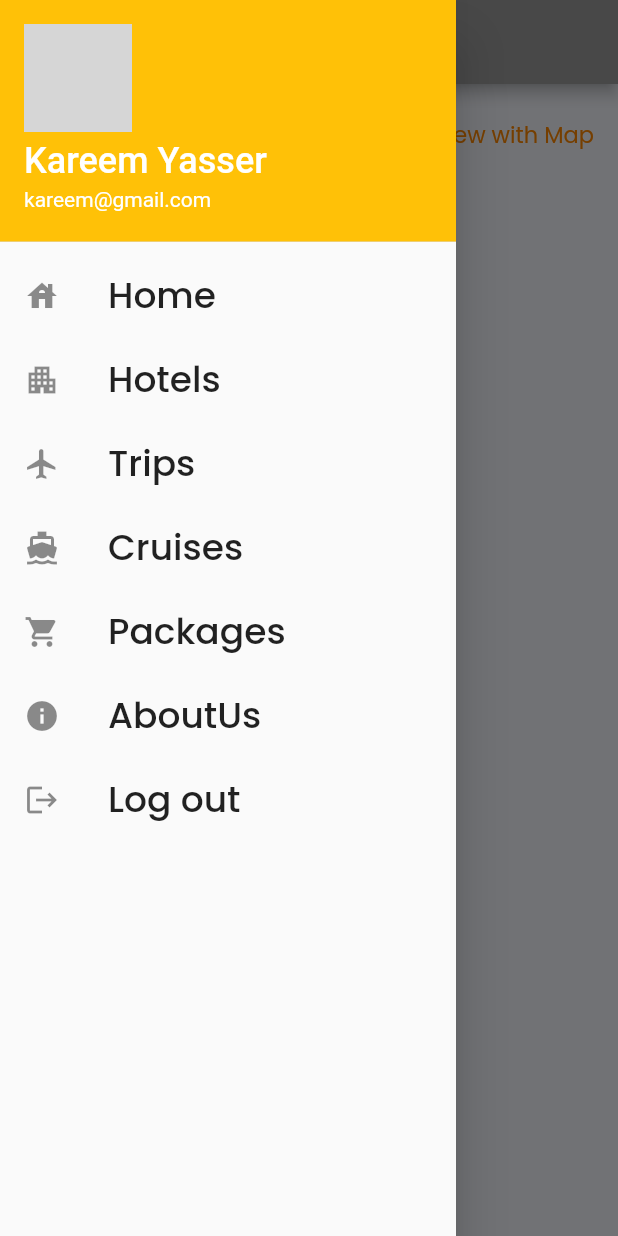
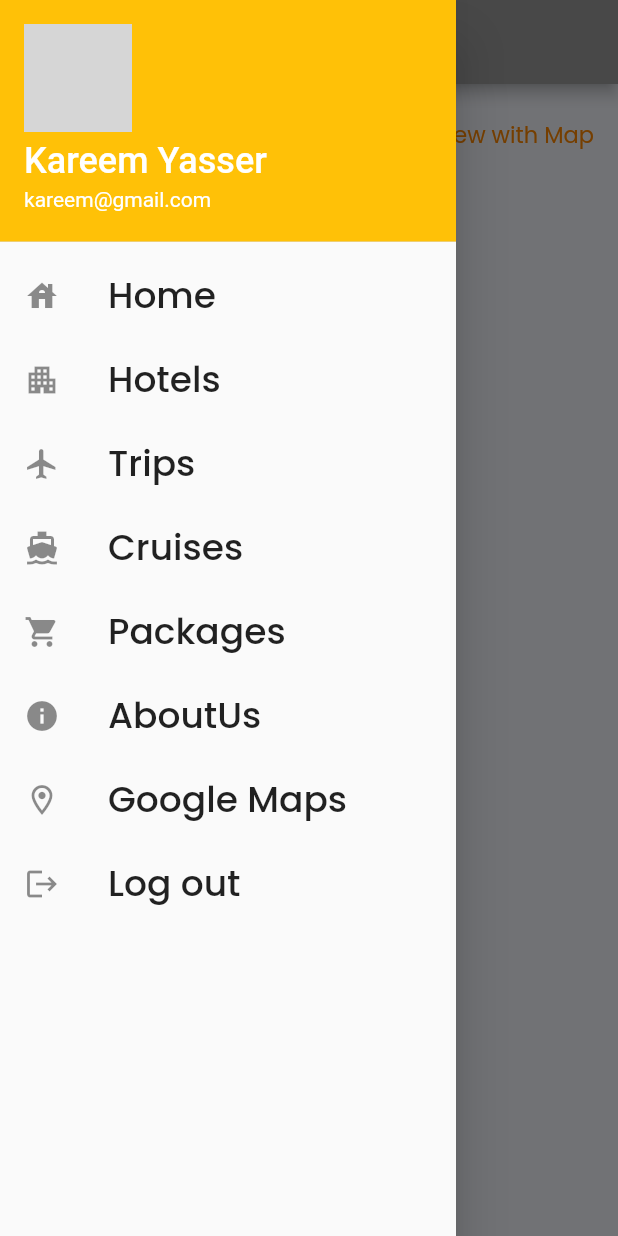
Before and after one commit to kareem337/RZ-tours-app, a Flutter app: the SearchResult screen opened directly, with the side drawer open, on a phone screen of 412 x 824 dp. Run offline on Flutter 3.47's test engine with Material 2 defaults, Android fonts, the phone set to English and light mode, and no system bars; our stand-ins replace cloud_firestore, firebase_auth, firebase_core, flutter_datetime_picker, flutter_screenutil, google_fonts and 4 more; accounts and stored records are empty; network calls fail; grey boxes are pictures that could not be loaded.

Commit message:
insert google maps and search

```diff
--- /dev/null
+++ b/rz_tours/lib/admin/screens/Google_maps.dart
@@ -0,0 +1,39 @@
+import 'package:flutter/cupertino.dart';
+import 'package:flutter/material.dart';
+import 'package:google_maps_flutter/google_maps_flutter.dart';
+import 'package:rz_tours/widgets/custom_app_bar.dart';
+
+class Maps extends StatefulWidget {
+  @override
+  State<Maps> createState() => _Maps();
+}
+
+class _Maps extends State<Maps> {
+  late GoogleMapController mapController;
+
+  final LatLng _center = const LatLng(45.521563, -122.677433);
+
+  void _onMapCreated(GoogleMapController controller) {
+    mapController = controller;
+  }
+
+  @override
+  Widget build(BuildContext context) {
+    return MaterialApp(
+      debugShowCheckedModeBanner: false,
+      home: Scaffold(
+        appBar: AppBar(
+          title: const Text('Maps'),
+          backgroundColor: Colors.green[700],
+        ),
+        body: GoogleMap(
+          onMapCreated: _onMapCreated,
+          initialCameraPosition: CameraPosition(
+            target: _center,
+            zoom: 11.0,
+          ),
+        ),
+      ),
+    );
+  }
+}
--- a/rz_tours/lib/admin/screens/dashboard.dart
+++ /dev/null
@@ -1 +0,0 @@
-import 'package:flutter/material.dart';
--- a/rz_tours/lib/main.dart
+++ b/rz_tours/lib/main.dart
@@ -1,6 +1,5 @@
 import 'package:firebase_core/firebase_core.dart';
 import 'package:flutter/material.dart';
-
 import 'package:provider/provider.dart';
 import 'package:rz_tours/providers/Trips_provider.dart';
 import 'package:rz_tours/providers/cart_provider.dart';
--- a/rz_tours/lib/models/Trips.dart
+++ b/rz_tours/lib/models/Trips.dart
@@ -18,5 +18,8 @@ class Trip {
     required this.imagePath,
     required this.liked,
     required this.Trip_Types,
+    required String tripid,
   });
+
+  get tripid => null;
 }
--- a/rz_tours/lib/services/trips_data.dart
+++ b/rz_tours/lib/services/trips_data.dart
@@ -44,4 +44,6 @@ class TripsData {
     // Trip_Types: Trips.OUT_OF_CAIRO
     // ));
   }
+
+  fetchvideo() {}
 }
--- a/rz_tours/lib/utils/static_data.dart
+++ b/rz_tours/lib/utils/static_data.dart
@@ -1,4 +1,3 @@
-
 import 'package:rz_tours/models/Museum_tickets.dart';
 import 'package:rz_tours/models/Trips.dart';
 
@@ -13,6 +12,7 @@ class StaticData {
       Location: "El tahrir ",
       Trip_Types: Trips.IN_CAIRO,
       liked: false,
+      tripid: '',
     ),
     Trip(
       Trip_name: "Museum 2",
@@ -20,8 +20,9 @@ class StaticData {
       Trip_price: 300,
       Trip_description: "Lunch Included",
       Location: "El tahrir ",
-      Trip_Types : Trips.OUT_OF_CAIRO,
+      Trip_Types: Trips.OUT_OF_CAIRO,
       liked: true,
+      tripid: '',
     ),
     Trip(
       Trip_name: "Museum 3",
@@ -31,6 +32,7 @@ class StaticData {
       Location: "El tahrir ",
       Trip_Types: Trips.OUT_OF_CAIRO,
       liked: false,
+      tripid: '',
     ),
     Trip(
       Trip_name: "Museum 4",
@@ -40,6 +42,7 @@ class StaticData {
       Location: "El tahrir ",
       Trip_Types: Trips.IN_CAIRO,
       liked: true,
+      tripid: '',
     ),
   ];
 
@@ -50,7 +53,7 @@ Tickets(
       Ticket_price: "100 EG",
       museum_description: "Lunch Included",
       Location: "El tahrir ",
-      Open_time:"9AM",
+      Open_time: "9AM",
       liked: true,
     ),
     Tickets(
@@ -59,7 +62,7 @@ Tickets(
       Ticket_price: "100 EG",
       museum_description: "Lunch Included",
       Location: "El tahrir ",
-      Open_time:"9AM",
+      Open_time: "9AM",
       liked: true,
     ),
     Tickets(
@@ -68,7 +71,7 @@ Tickets(
       Ticket_price: "100 EG",
       museum_description: "Lunch Included",
       Location: "El tahrir ",
-      Open_time:"9AM",
+      Open_time: "9AM",
       liked: true,
     ),
     Tickets(
@@ -77,9 +80,8 @@ Tickets(
       Ticket_price: "100 EG",
       museum_description: "Lunch Included",
       Location: "El tahrir ",
-      Open_time:"9AM",
+      Open_time: "9AM",
       liked: true,
     ),
-
   ];
 }
--- a/rz_tours/lib/widgets/drawer.dart
+++ b/rz_tours/lib/widgets/drawer.dart
@@ -1,4 +1,5 @@
 import 'package:flutter/material.dart';
+import 'package:rz_tours/admin/screens/Google_maps.dart';
 import 'package:rz_tours/screens/Trips_home.dart';
 import 'package:rz_tours/screens/chat.dart';
 import 'package:rz_tours/screens/home.dart';
@@ -93,6 +94,17 @@ class DrawerWidget extends StatelessWidget {
             onTap: () {},
           ),
           ListTile(
+            leading: const Icon(Icons.location_on_outlined),
+            title: const Text(
+              'Google Maps',
+              style: TextStyle(fontSize: 24.0),
+            ),
+            onTap: () {
+              Helper.nextScreen(context, Maps());
+              ;
+            },
+          ),
+          ListTile(
             leading: const Icon(Icons.logout),
             title: const Text(
               'Log out',
--- a/rz_tours/pubspec.yaml
+++ b/rz_tours/pubspec.yaml
@@ -35,6 +35,10 @@ dependencies:
   image_picker: ^0.8.4+4
   path: ^1.8.0
   firebase_storage: ^10.2.5
+  google_maps_flutter: ^2.1.1
+  json_annotation: ^4.4.0
+  json_serializable: ^6.1.3
+  http: ^0.13.4
 
 
 
@@ -47,6 +51,7 @@ dependencies:
   flutter_time_picker_spinner: ^2.0.0
 
 dev_dependencies:
+  build_runner: ^2.1.7
   flutter_test:
     sdk: flutter
 
```
Also changed, not shown: rz_tours/lib/admin/models/location.dart (added, +71 -0 lines), rz_tours/lib/admin/models/location.g.dart (added), rz_tours/pubspec.lock, 2 other files. Lines whose indentation alone changed are shown as unchanged.
